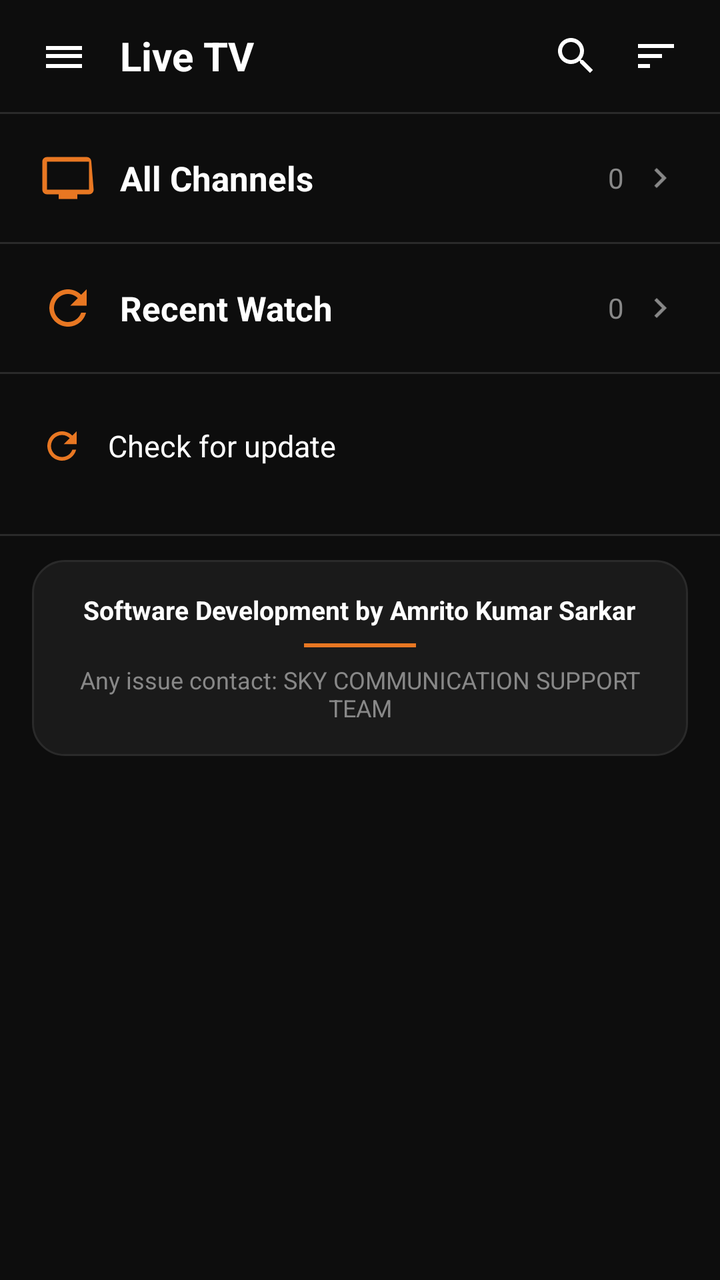
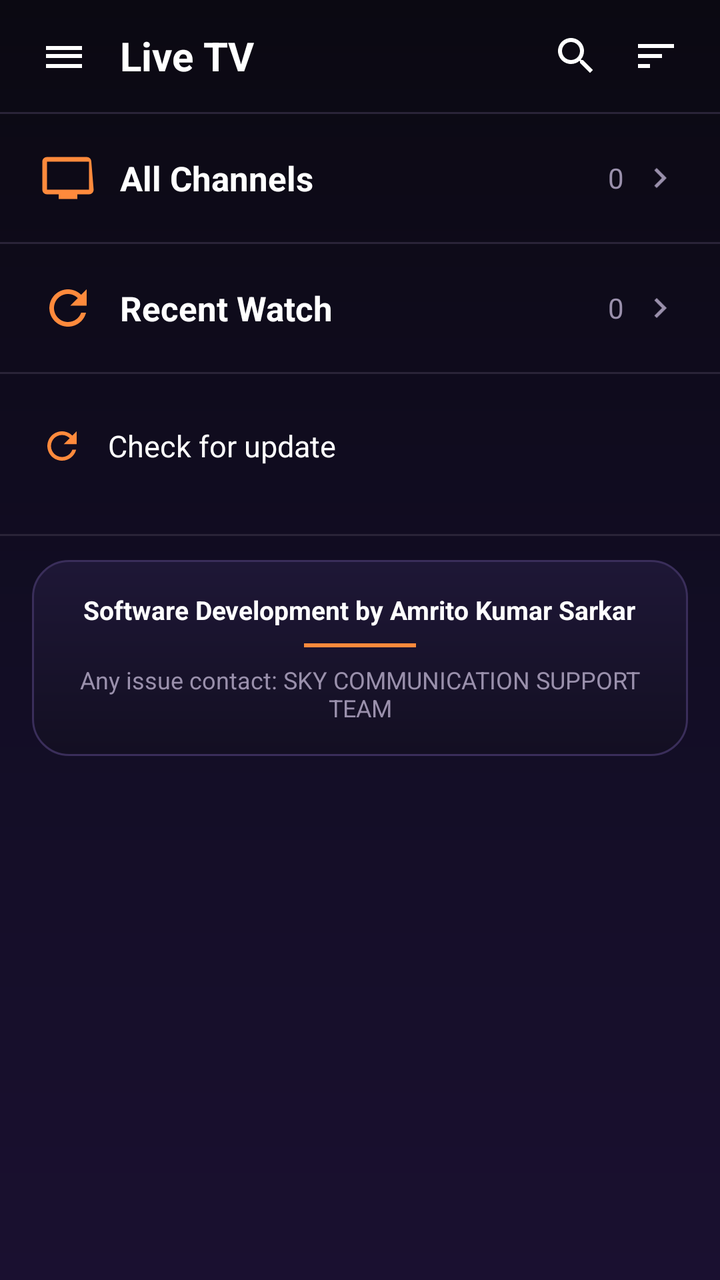

Screens rendered from an Android XML layout before and after an edit, with the pre-edit source and the edit as a unified diff.
<!-- AndroidManifest.xml: application theme Theme.IPTVPlayer -->
<!-- res/layout/activity_main.xml -->
<?xml version="1.0" encoding="utf-8"?>
<LinearLayout
    xmlns:android="http://schemas.android.com/apk/res/android"
    xmlns:app="http://schemas.android.com/apk/res-auto"
    android:layout_width="match_parent"
    android:layout_height="match_parent"
    android:orientation="vertical"
    android:background="@color/colorBackground">

    
    <LinearLayout
        android:layout_width="match_parent"
        android:layout_height="56dp"
        android:orientation="horizontal"
        android:gravity="center_vertical"
        android:paddingHorizontal="12dp"
        android:background="@color/colorBackground">

        <ImageButton
            android:id="@+id/btnMenu"
            android:layout_width="40dp"
            android:layout_height="40dp"
            android:background="?attr/selectableItemBackgroundBorderless"
            android:src="@drawable/ic_menu"
            android:tint="@color/colorChannelName"
            android:contentDescription="Menu"
            android:focusable="true" />

        <TextView
            android:layout_width="0dp"
            android:layout_height="wrap_content"
            android:layout_weight="1"
            android:layout_marginStart="8dp"
            android:text="@string/live_tv"
            android:textColor="@color/colorChannelName"
            android:textSize="20sp"
            android:textStyle="bold" />

        <ImageButton
            android:id="@+id/btnSearch"
            android:layout_width="40dp"
            android:layout_height="40dp"
            android:background="?attr/selectableItemBackgroundBorderless"
            android:src="@drawable/ic_search"
            android:tint="@color/colorChannelName"
            android:contentDescription="Search"
            android:focusable="true" />

        <ImageButton
            android:id="@+id/btnSort"
            android:layout_width="40dp"
            android:layout_height="40dp"
            android:background="?attr/selectableItemBackgroundBorderless"
            android:src="@drawable/ic_sort"
            android:tint="@color/colorChannelName"
            android:contentDescription="Sort"
            android:focusable="true" />

    </LinearLayout>

    
    <View
        android:layout_width="match_parent"
        android:layout_height="1dp"
        android:background="@color/colorDivider" />

    
    <LinearLayout
        android:id="@+id/rowAllChannels"
        android:layout_width="match_parent"
        android:layout_height="64dp"
        android:orientation="horizontal"
        android:gravity="center_vertical"
        android:paddingHorizontal="20dp"
        android:focusable="true"
        android:focusableInTouchMode="false"
        android:nextFocusDown="@id/rowRecentWatch"
        android:background="@drawable/bg_row_selector">

        <ImageView
            android:layout_width="28dp"
            android:layout_height="28dp"
            android:src="@drawable/ic_tv"
            android:tint="@color/colorOrange"
            android:layout_marginEnd="12dp" />

        <TextView
            android:layout_width="0dp"
            android:layout_height="wrap_content"
            android:layout_weight="1"
            android:text="@string/all_channels"
            android:textColor="@color/colorChannelName"
            android:textSize="17sp"
            android:textStyle="bold" />

        <TextView
            android:id="@+id/tvAllCount"
            android:layout_width="wrap_content"
            android:layout_height="wrap_content"
            android:text="0"
            android:textColor="@color/colorSubText"
            android:textSize="14sp"
            android:layout_marginEnd="8dp" />

        <ImageView
            android:layout_width="20dp"
            android:layout_height="20dp"
            android:src="@drawable/ic_arrow_forward"
            android:tint="@color/colorSubText" />

    </LinearLayout>

    
    <View
        android:layout_width="match_parent"
        android:layout_height="1dp"
        android:background="@color/colorDivider" />

    
    <LinearLayout
        android:id="@+id/rowRecentWatch"
        android:layout_width="match_parent"
        android:layout_height="64dp"
        android:orientation="horizontal"
        android:gravity="center_vertical"
        android:paddingHorizontal="20dp"
        android:focusable="true"
        android:focusableInTouchMode="false"
        android:nextFocusUp="@id/rowAllChannels"
        android:background="@drawable/bg_row_selector">

        <ImageView
            android:layout_width="28dp"
            android:layout_height="28dp"
            android:src="@drawable/ic_refresh"
            android:tint="@color/colorOrange"
            android:layout_marginEnd="12dp" />

        <TextView
            android:layout_width="0dp"
            android:layout_height="wrap_content"
            android:layout_weight="1"
            android:text="@string/recent_watch"
            android:textColor="@color/colorChannelName"
            android:textSize="17sp"
            android:textStyle="bold" />

        <TextView
            android:id="@+id/tvRecentCount"
            android:layout_width="wrap_content"
            android:layout_height="wrap_content"
            android:text="0"
            android:textColor="@color/colorSubText"
            android:textSize="14sp"
            android:layout_marginEnd="8dp" />

        <ImageView
            android:layout_width="20dp"
            android:layout_height="20dp"
            android:src="@drawable/ic_arrow_forward"
            android:tint="@color/colorSubText" />

    </LinearLayout>

    
    <View
        android:layout_width="match_parent"
        android:layout_height="1dp"
        android:background="@color/colorDivider" />

    
    <LinearLayout
        android:id="@+id/rowCheckUpdate"
        android:layout_width="match_parent"
        android:layout_height="56dp"
        android:layout_marginTop="8dp"
        android:background="@drawable/bg_row_selector"
        android:clickable="true"
        android:focusable="true"
        android:gravity="center_vertical"
        android:orientation="horizontal"
        android:paddingHorizontal="20dp">

        <ImageView
            android:layout_width="22dp"
            android:layout_height="22dp"
            android:layout_marginEnd="12dp"
            android:src="@drawable/ic_refresh"
            android:tint="@color/colorOrange" />

        <TextView
            android:layout_width="0dp"
            android:layout_height="wrap_content"
            android:layout_weight="1"
            android:text="@string/check_for_update"
            android:textColor="@color/colorChannelName"
            android:textSize="15sp" />

        <TextView
            android:id="@+id/tvAppVersion"
            android:layout_width="wrap_content"
            android:layout_height="wrap_content"
            android:textColor="@color/colorSubText"
            android:textSize="12sp" />

    </LinearLayout>

    
    <TextView
        android:id="@+id/tvCheckResult"
        android:layout_width="match_parent"
        android:layout_height="wrap_content"
        android:background="@color/colorSurface"
        android:gravity="center"
        android:padding="8dp"
        android:textColor="@color/colorOrange"
        android:textSize="12sp"
        android:visibility="gone" />

    
    <TextView
        android:id="@+id/tvUpdateStatus"
        android:layout_width="match_parent"
        android:layout_height="wrap_content"
        android:padding="10dp"
        android:textColor="@color/colorOrange"
        android:textSize="13sp"
        android:gravity="center"
        android:background="@color/colorSurface"
        android:visibility="gone" />

    
    <View
        android:layout_width="match_parent"
        android:layout_height="1dp"
        android:layout_marginTop="16dp"
        android:background="@color/colorDivider" />

    <LinearLayout
        android:layout_width="match_parent"
        android:layout_height="wrap_content"
        android:layout_marginStart="16dp"
        android:layout_marginEnd="16dp"
        android:layout_marginTop="12dp"
        android:layout_marginBottom="12dp"
        android:orientation="vertical"
        android:gravity="center"
        android:padding="16dp"
        android:background="@drawable/bg_dialog">

        <TextView
            android:layout_width="wrap_content"
            android:layout_height="wrap_content"
            android:text="@string/developer_credit"
            android:textColor="@color/colorChannelName"
            android:textSize="13sp"
            android:textStyle="bold"
            android:gravity="center" />

        <View
            android:layout_width="56dp"
            android:layout_height="2dp"
            android:layout_marginTop="8dp"
            android:layout_marginBottom="8dp"
            android:background="@color/colorOrange" />

        <TextView
            android:layout_width="wrap_content"
            android:layout_height="wrap_content"
            android:text="@string/support_credit"
            android:textColor="@color/colorSubText"
            android:textSize="12sp"
            android:gravity="center" />

    </LinearLayout>

</LinearLayout>
<!-- resources referenced by this layout -->
<resources>
  <color name="colorBackground">#0D0D0D</color>
  <color name="colorChannelName">#FFFFFF</color>
  <color name="colorDivider">#2A2A2A</color>
  <color name="colorOrange">#E87722</color>
  <color name="colorSubText">#888888</color>
  <color name="colorSurface">#1A1A1A</color>
  <!-- drawable bg_dialog (drawable) -->
  <?xml version="1.0" encoding="utf-8"?>
  <shape xmlns:android="http://schemas.android.com/apk/res/android"
      android:shape="rectangle">
      <solid android:color="@color/colorSurface" />
      <corners android:radius="16dp" />
      <stroke android:width="1dp" android:color="@color/colorDivider" />
  </shape>
  <!-- drawable bg_row_selector (drawable) -->
  <?xml version="1.0" encoding="utf-8"?>
  <selector xmlns:android="http://schemas.android.com/apk/res/android">
      <item android:state_focused="true">
          <shape>
              <solid android:color="#33E87722"/>
              <stroke android:width="2dp" android:color="#E87722"/>
          </shape>
      </item>
      <item android:state_pressed="true">
          <shape>
              <solid android:color="#22E87722"/>
          </shape>
      </item>
      <item>
          <shape>
              <solid android:color="@android:color/transparent"/>
          </shape>
      </item>
  </selector>
  <string name="all_channels">All Channels</string>
  <string name="check_for_update">Check for update</string>
  <string name="developer_credit">Software Development by Amrito Kumar Sarkar</string>
  <string name="live_tv">Live TV</string>
  <string name="recent_watch">Recent Watch</string>
  <string name="support_credit">Any issue contact: SKY COMMUNICATION SUPPORT TEAM</string>
  <style name="Theme.IPTVPlayer" parent="Theme.MaterialComponents.NoActionBar">
          <item name="colorPrimary">@color/colorPrimary</item>
          <item name="colorPrimaryVariant">@color/colorPrimaryVariant</item>
          <item name="colorOnPrimary">@color/colorOnPrimary</item>
          <item name="colorSecondary">@color/colorSecondary</item>
          <item name="colorOnSecondary">@color/colorOnSecondary</item>
          <item name="android:colorBackground">@color/colorBackground</item>
          <item name="colorSurface">@color/colorSurface</item>
          <item name="colorError">@color/colorError</item>
          <item name="windowActionBar">false</item>
          <item name="windowNoTitle">true</item>
          <item name="android:statusBarColor">@color/colorBackground</item>
          <item name="android:navigationBarColor">@color/colorBackground</item>
          <item name="android:windowBackground">@color/colorBackground</item>
      </style>
  <color name="colorPrimary">#E87722</color>
  <color name="colorPrimaryVariant">#C45F00</color>
  <color name="colorOnPrimary">#FFFFFF</color>
  <color name="colorSecondary">#E87722</color>
  <color name="colorOnSecondary">#FFFFFF</color>
  <color name="colorError">#CF6679</color>
  <!-- unchanged entries left out for length: 6 -->
</resources>

<!-- the commit's change to res/layout/activity_main.xml (unified diff, before → after) -->
@@ -5,7 +5,7 @@
     android:layout_width="match_parent"
     android:layout_height="match_parent"
     android:orientation="vertical"
-    android:background="@color/colorBackground">
+    android:background="@drawable/bg_app_gradient">
 
     
     <LinearLayout
@@ -14,7 +14,7 @@
         android:orientation="horizontal"
         android:gravity="center_vertical"
         android:paddingHorizontal="12dp"
-        android:background="@color/colorBackground">
+        android:background="@android:color/transparent">
 
         <ImageButton
             android:id="@+id/btnMenu"
<!-- resource entries referenced after the edit -->
@@ -1,36 +1,60 @@
 <!-- resources referenced by this layout -->
 <resources>
-  <color name="colorBackground">#0D0D0D</color>
+  <color name="colorBackground">#0B0912</color>
+  <color name="colorOnSurface">#F6F1FF</color>
   <color name="colorChannelName">#FFFFFF</color>
-  <color name="colorDivider">#2A2A2A</color>
-  <color name="colorOrange">#E87722</color>
-  <color name="colorSubText">#888888</color>
-  <color name="colorSurface">#1A1A1A</color>
+  <color name="colorDivider">#2A2438</color>
+  <color name="colorOrange">#FF8A3C</color>
+  <color name="colorSubText">#9A90AC</color>
+  <color name="colorSurface">#171322</color>
+  <!-- drawable bg_app_gradient (drawable) -->
+  <?xml version="1.0" encoding="utf-8"?>
+  <shape xmlns:android="http://schemas.android.com/apk/res/android"
+      android:shape="rectangle">
+      <gradient
+          android:angle="270"
+          android:startColor="@color/colorGradientBgStart"
+          android:centerColor="#120D24"
+          android:endColor="@color/colorGradientBgEnd"
+          android:type="linear" />
+  </shape>
   <!-- drawable bg_dialog (drawable) -->
   <?xml version="1.0" encoding="utf-8"?>
   <shape xmlns:android="http://schemas.android.com/apk/res/android"
       android:shape="rectangle">
-      <solid android:color="@color/colorSurface" />
-      <corners android:radius="16dp" />
-      <stroke android:width="1dp" android:color="@color/colorDivider" />
+      <gradient
+          android:angle="270"
+          android:startColor="#1E1736"
+          android:endColor="#130F22"
+          android:type="linear" />
+      <corners android:radius="18dp" />
+      <stroke android:width="1dp" android:color="#3A2E5A" />
   </shape>
   <!-- drawable bg_row_selector (drawable) -->
   <?xml version="1.0" encoding="utf-8"?>
   <selector xmlns:android="http://schemas.android.com/apk/res/android">
       <item android:state_focused="true">
           <shape>
-              <solid android:color="#33E87722"/>
-              <stroke android:width="2dp" android:color="#E87722"/>
+              <gradient
+                  android:angle="0"
+                  android:startColor="#40FF9A3C"
+                  android:endColor="#40E8388A" />
+              <stroke android:width="2dp" android:color="@color/colorOrange" />
+              <corners android:radius="10dp" />
           </shape>
       </item>
       <item android:state_pressed="true">
           <shape>
-              <solid android:color="#22E87722"/>
+              <gradient
+                  android:angle="0"
+                  android:startColor="#26FF9A3C"
+                  android:endColor="#26E8388A" />
+              <corners android:radius="10dp" />
           </shape>
       </item>
       <item>
           <shape>
-              <solid android:color="@android:color/transparent"/>
+              <solid android:color="@android:color/transparent" />
           </shape>
       </item>
   </selector>
@@ -48,19 +72,22 @@
           <item name="colorOnSecondary">@color/colorOnSecondary</item>
           <item name="android:colorBackground">@color/colorBackground</item>
           <item name="colorSurface">@color/colorSurface</item>
+          <item name="colorOnSurface">@color/colorOnSurface</item>
           <item name="colorError">@color/colorError</item>
           <item name="windowActionBar">false</item>
           <item name="windowNoTitle">true</item>
           <item name="android:statusBarColor">@color/colorBackground</item>
           <item name="android:navigationBarColor">@color/colorBackground</item>
-          <item name="android:windowBackground">@color/colorBackground</item>
+          <item name="android:windowBackground">@drawable/bg_app_gradient</item>
       </style>
-  <color name="colorPrimary">#E87722</color>
-  <color name="colorPrimaryVariant">#C45F00</color>
+  <color name="colorGradientBgStart">#0B0912</color>
+  <color name="colorGradientBgEnd">#1A1030</color>
+  <color name="colorPrimary">#FF8A3C</color>
+  <color name="colorPrimaryVariant">#E06A1F</color>
   <color name="colorOnPrimary">#FFFFFF</color>
-  <color name="colorSecondary">#E87722</color>
+  <color name="colorSecondary">#E8388A</color>
   <color name="colorOnSecondary">#FFFFFF</color>
-  <color name="colorError">#CF6679</color>
+  <color name="colorError">#FF5C8A</color>
   <!-- unchanged entries left out for length: 6 -->
 </resources>
 
